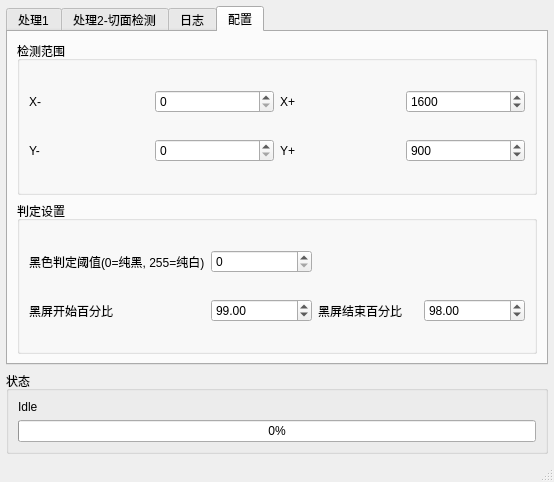
The window that cut_tool.ui (Blue-Beaker/blackscreen_cutter) describes before a commit, drawn with Qt 5.
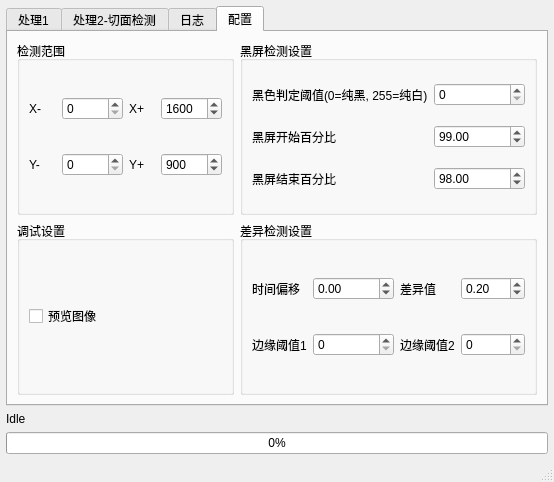
The same window after the commit.

Commit message: Add diff config to config

Patch:
```diff
--- a/cut_tool.ui
+++ b/cut_tool.ui
@@ -105,7 +105,7 @@
                <x>0</x>
                <y>0</y>
                <width>516</width>
-               <height>208</height>
+               <height>250</height>
               </rect>
              </property>
              <property name="sizePolicy">
@@ -173,7 +173,7 @@
              <x>0</x>
              <y>0</y>
              <width>518</width>
-             <height>250</height>
+             <height>292</height>
             </rect>
            </property>
            <property name="sizePolicy">
@@ -206,8 +206,8 @@
        <attribute name="title">
         <string>配置</string>
        </attribute>
-       <layout class="QVBoxLayout" name="verticalLayout">
-        <item>
+       <layout class="QGridLayout" name="gridLayout_3">
+        <item row="0" column="0">
          <widget class="QGroupBox" name="configArea">
           <property name="title">
            <string>检测范围</string>
@@ -278,10 +278,10 @@
           </layout>
          </widget>
         </item>
-        <item>
+        <item row="0" column="1">
          <widget class="QGroupBox" name="groupBox_2">
           <property name="title">
-           <string>判定设置</string>
+           <string>黑屏检测设置</string>
           </property>
           <property name="flat">
            <bool>false</bool>
@@ -290,13 +290,47 @@
            <bool>false</bool>
           </property>
           <layout class="QGridLayout" name="gridLayout_2">
-           <item row="1" column="2">
+           <item row="2" column="1">
+            <widget class="QDoubleSpinBox" name="config_percentage2">
+             <property name="maximum">
+              <double>100.000000000000000</double>
+             </property>
+             <property name="value">
+              <double>98.000000000000000</double>
+             </property>
+            </widget>
+           </item>
+           <item row="1" column="1">
+            <widget class="QDoubleSpinBox" name="config_percentage1">
+             <property name="maximum">
+              <double>100.000000000000000</double>
+             </property>
+             <property name="value">
+              <double>99.000000000000000</double>
+             </property>
+            </widget>
+           </item>
+           <item row="0" column="0">
+            <widget class="QLabel" name="label_color_thresold">
+             <property name="text">
+              <string>黑色判定阈值(0=纯黑, 255=纯白)</string>
+             </property>
+            </widget>
+           </item>
+           <item row="2" column="0">
             <widget class="QLabel" name="label_percentage2">
              <property name="text">
               <string>黑屏结束百分比</string>
              </property>
             </widget>
            </item>
+           <item row="0" column="1">
+            <widget class="QSpinBox" name="config_color_thresold">
+             <property name="maximum">
+              <number>255</number>
+             </property>
+            </widget>
+           </item>
            <item row="1" column="0">
             <widget class="QLabel" name="label_percentage1">
              <property name="text">
@@ -304,53 +338,106 @@
              </property>
             </widget>
            </item>
-           <item row="0" column="1">
-            <widget class="QSpinBox" name="config_color_thresold">
-             <property name="maximum">
-              <number>255</number>
-             </property>
-            </widget>
-           </item>
-           <item row="0" column="0">
-            <widget class="QLabel" name="label_color_thresold">
-             <property name="text">
-              <string>黑色判定阈值(0=纯黑, 255=纯白)</string>
-             </property>
+          </layout>
             </widget>
            </item>
            <item row="1" column="1">
-            <widget class="QDoubleSpinBox" name="config_percentage1">
+         <widget class="QGroupBox" name="groupBox_4">
+          <property name="title">
+           <string>差异检测设置</string>
+          </property>
+          <property name="checkable">
+           <bool>false</bool>
+          </property>
+          <layout class="QGridLayout" name="gridLayout_5">
+           <item row="2" column="0">
+            <widget class="QLabel" name="label_diff_cannyThresold1">
+             <property name="text">
+              <string>边缘阈值1</string>
+             </property>
+            </widget>
+           </item>
+           <item row="0" column="0">
+            <widget class="QLabel" name="label_diff_timeOffset">
+             <property name="text">
+              <string>时间偏移</string>
+             </property>
+            </widget>
+           </item>
+           <item row="0" column="1">
+            <widget class="QDoubleSpinBox" name="config_diff_timeOffset">
+             <property name="minimum">
+              <double>-86400.000000000000000</double>
+             </property>
              <property name="maximum">
-              <double>100.000000000000000</double>
+              <double>86400.000000000000000</double>
              </property>
-             <property name="value">
-              <double>99.000000000000000</double>
+            </widget>
+           </item>
+           <item row="2" column="3">
+            <widget class="QSpinBox" name="config_diff_cannyThresold2">
+             <property name="maximum">
+              <number>255</number>
              </property>
             </widget>
            </item>
-           <item row="1" column="3">
-            <widget class="QDoubleSpinBox" name="config_percentage2">
+           <item row="0" column="3">
+            <widget class="QDoubleSpinBox" name="config_diff_diffThresold">
              <property name="maximum">
               <double>100.000000000000000</double>
              </property>
+             <property name="singleStep">
+              <double>0.050000000000000</double>
+             </property>
              <property name="value">
-              <double>98.000000000000000</double>
+              <double>0.200000000000000</double>
              </property>
             </widget>
            </item>
-          </layout>
-         </widget>
-        </item>
-       </layout>
-      </widget>
-     </widget>
-    </item>
-    <item>
-     <widget class="QGroupBox" name="groupBox">
+           <item row="2" column="1">
+            <widget class="QSpinBox" name="config_diff_cannyThresold1">
+             <property name="maximum">
+              <number>255</number>
+             </property>
+            </widget>
+           </item>
+           <item row="0" column="2">
+            <widget class="QLabel" name="label_diff_diffThresold">
+             <property name="text">
+              <string>差异值</string>
+             </property>
+            </widget>
+           </item>
+           <item row="2" column="2">
+            <widget class="QLabel" name="label_diff_cannyThresold2">
+             <property name="text">
+              <string>边缘阈值2</string>
+             </property>
+            </widget>
+           </item>
+          </layout>
+         </widget>
+        </item>
+        <item row="1" column="0">
+         <widget class="QGroupBox" name="groupBox_3">
       <property name="title">
-       <string>状态</string>
-      </property>
-      <layout class="QVBoxLayout" name="verticalLayout_7">
+           <string>调试设置</string>
+          </property>
+          <layout class="QGridLayout" name="gridLayout_4">
+           <item row="0" column="0">
+            <widget class="QCheckBox" name="config_show_image">
+             <property name="text">
+              <string>预览图像</string>
+             </property>
+            </widget>
+           </item>
+          </layout>
+         </widget>
+        </item>
+       </layout>
+      </widget>
+     </widget>
+    </item>
        <item>
         <layout class="QVBoxLayout" name="workingStatus">
          <item>
@@ -368,9 +455,6 @@
           </widget>
          </item>
         </layout>
-       </item>
-      </layout>
-     </widget>
     </item>
    </layout>
   </widget>
```
Lines whose indentation alone changed are shown as unchanged. The commit also changes 3 other files.
